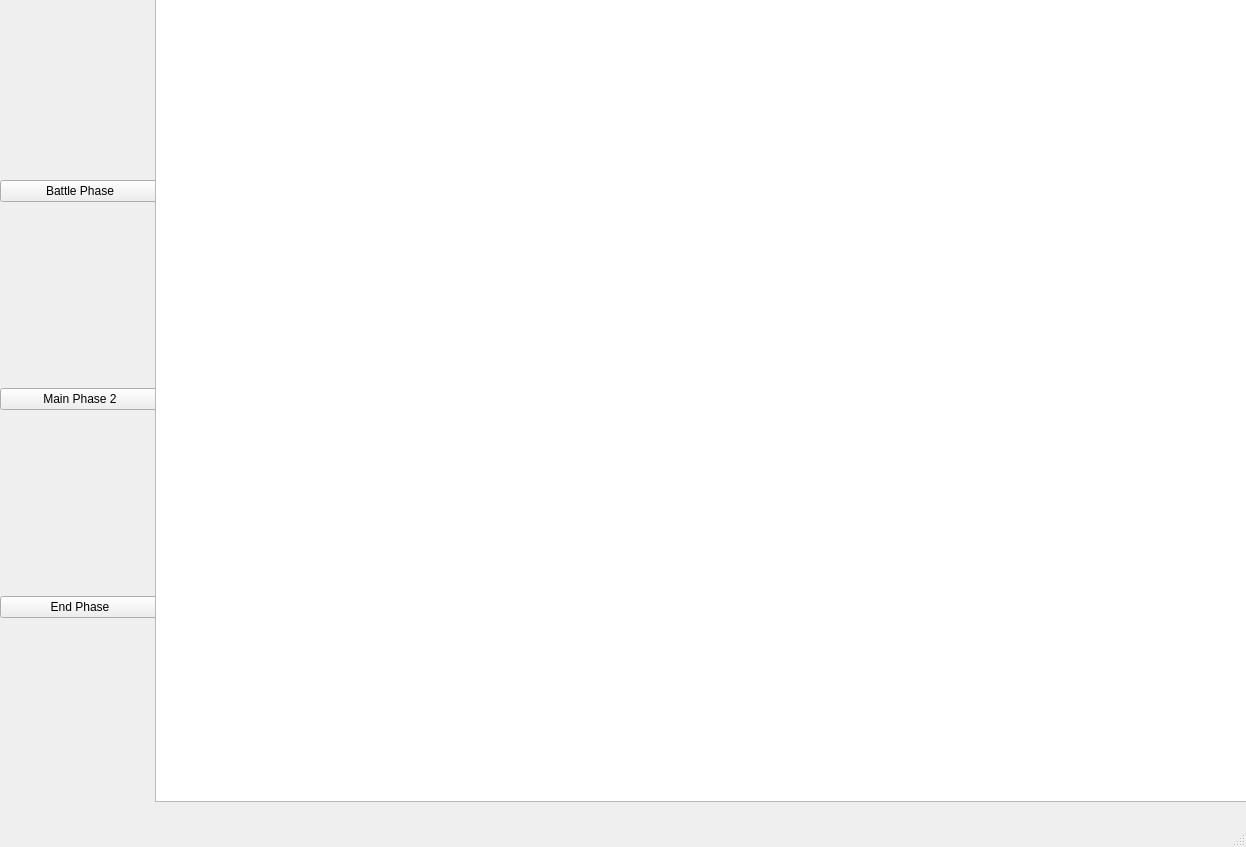
Old version of the form Yugioh/sources/mainwindow.ui in the repository crknuchu/yugioh-clone.
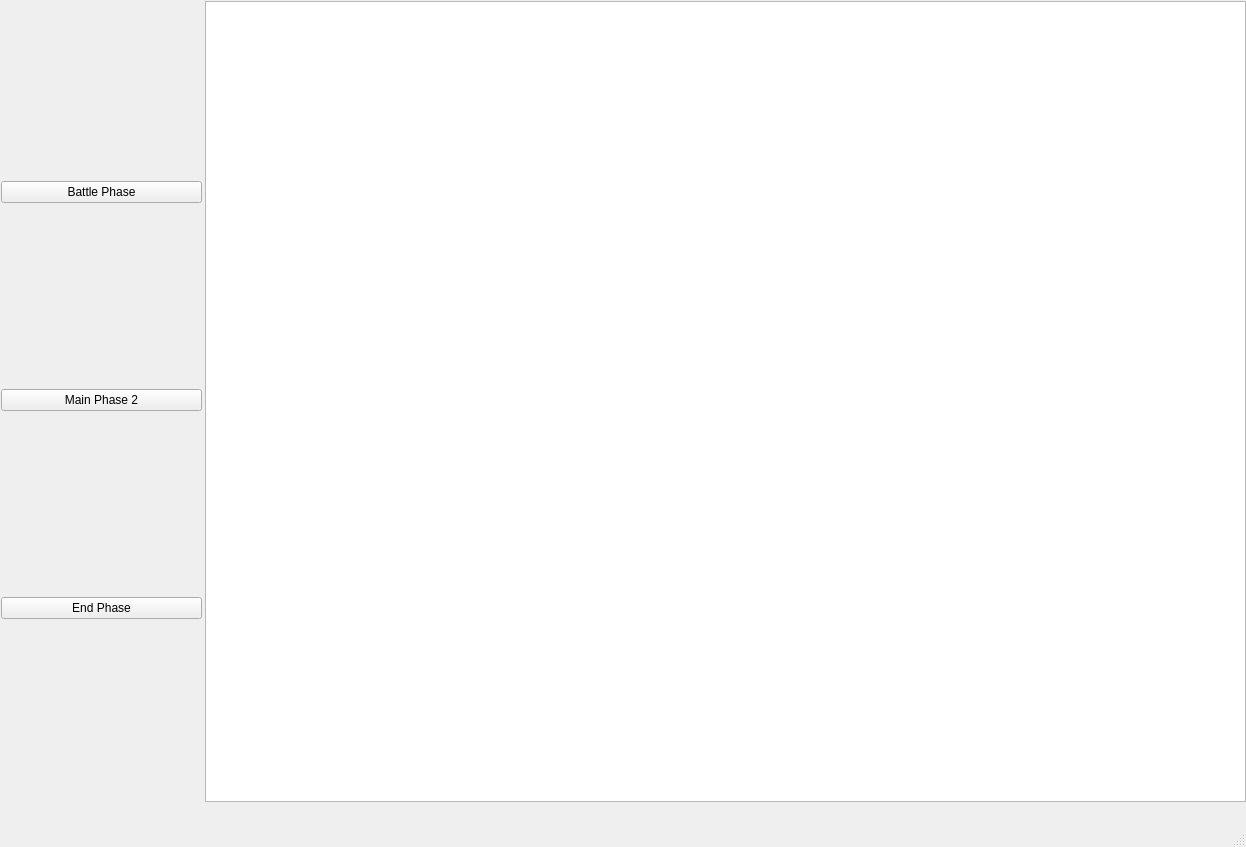
New version of the form.

Patch:
```diff
--- a/Yugioh/sources/mainwindow.ui
+++ b/Yugioh/sources/mainwindow.ui
@@ -14,12 +14,22 @@
    <string>MainWindow</string>
   </property>
   <widget class="QWidget" name="centralwidget">
+   <widget class="QGraphicsView" name="graphicsView">
+    <property name="geometry">
+     <rect>
+      <x>205</x>
+      <y>1</y>
+      <width>1041</width>
+      <height>801</height>
+     </rect>
+    </property>
+   </widget>
    <widget class="QWidget" name="verticalLayoutWidget">
     <property name="geometry">
      <rect>
-      <x>0</x>
-      <y>0</y>
-      <width>160</width>
+      <x>1</x>
+      <y>1</y>
+      <width>201</width>
       <height>801</height>
      </rect>
     </property>
@@ -47,16 +57,6 @@
      </item>
     </layout>
    </widget>
-   <widget class="QGraphicsView" name="graphicsView">
-    <property name="geometry">
-     <rect>
-      <x>155</x>
-      <y>-9</y>
-      <width>1111</width>
-      <height>811</height>
-     </rect>
-    </property>
-   </widget>
   </widget>
   <widget class="QMenuBar" name="menubar">
    <property name="geometry">
```
